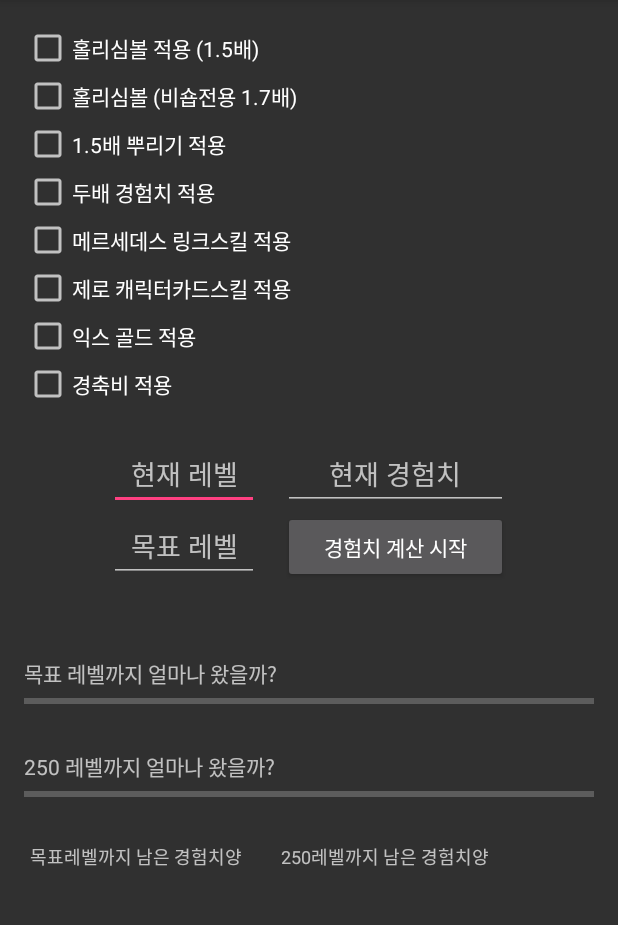
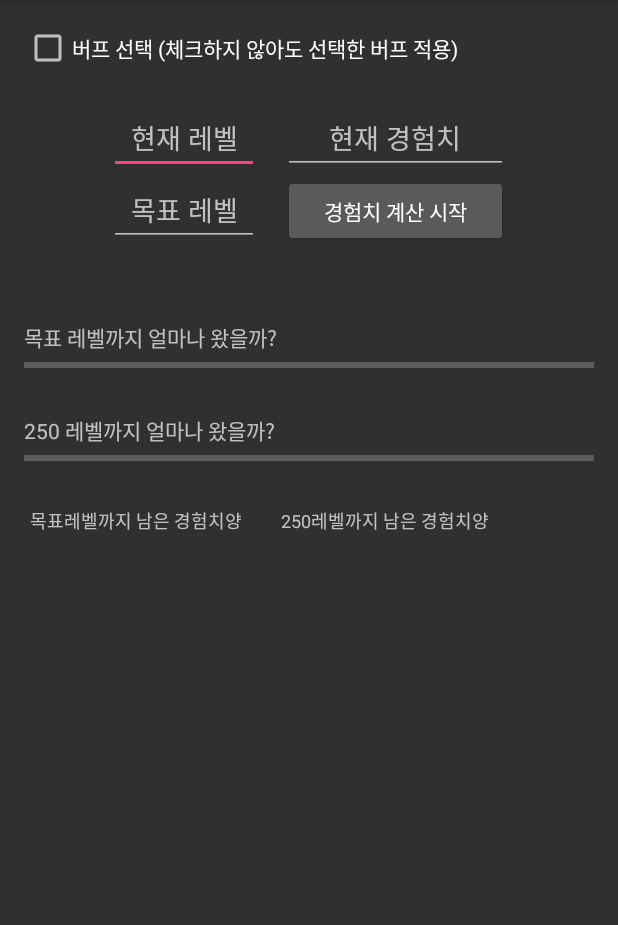
Before and after one commit to ddo009/MapleStoryExpManager, an Android app: the Calculater_EXP screen opened directly, with no data from a screen before it, on a phone screen of 412 x 824 dp, the part 84-1009 px from its top. Run offline under Robolectric (Android 15) with nearby library versions, the phone set to English and light mode, and no system bars; our stand-ins replace AdMob.

Commit message:
<1.3.2 Ver 업데이트. > 1. UI 변경 2. 경축비 , 익스골드 미적용 오류 수정 3. 버프창 접기 기능 추가.

```diff
--- a/app/build.gradle
+++ b/app/build.gradle
@@ -8,8 +8,8 @@ android {
         applicationId "com.hyunseo.donghae.maplestoryexpmanager"
         minSdkVersion 15
         targetSdkVersion 23
-        versionCode 8
-        versionName "1.3.1"
+        versionCode 9
+        versionName "1.3.2"
     }
     buildTypes {
         release {
--- a/app/src/main/java/com/hyunseo/donghae/maplestoryexpmanager/Calculater_EXP.java
+++ b/app/src/main/java/com/hyunseo/donghae/maplestoryexpmanager/Calculater_EXP.java
@@ -84,6 +84,7 @@ public class Calculater_EXP extends AppCompatActivity implements View.OnClickLis
     private CheckBox mSimbolBishop;
     private CheckBox mExtGold;
     private CheckBox mPotion;
+    private CheckBox mCheckBuffTrue;
 
 
     @Override
@@ -142,12 +143,16 @@ public class Calculater_EXP extends AppCompatActivity implements View.OnClickLis
         mCheckHigh = (CheckBox) findViewById(R.id.high_level);
         mCheckHigh.setOnCheckedChangeListener(this);
 
+        // 버프창 보이기 체크박스
+        mCheckBuffTrue = (CheckBox) findViewById(R.id.buff_to_checkbox);
+        mCheckBuffTrue.setOnCheckedChangeListener(this);
 
+
+        // 버프 체크박스
         mSimbolBuf = (CheckBox) findViewById(R.id.simbol_buff);
         mSimbolBuf.setOnCheckedChangeListener(this);
         mSimbolBishop = (CheckBox) findViewById(R.id.simbol_bishop);
         mSimbolBishop.setOnCheckedChangeListener(this);
-
         mBburigi = (CheckBox) findViewById(R.id.burning_check);
         mBburigi.setOnCheckedChangeListener(this);
         mDouble = (CheckBox) findViewById(R.id.double_check);
@@ -156,10 +161,10 @@ public class Calculater_EXP extends AppCompatActivity implements View.OnClickLis
         mMersedes.setOnCheckedChangeListener(this);
         mZero = (CheckBox) findViewById(R.id.zero_check);
         mZero.setOnCheckedChangeListener(this);
-
         mExtGold = (CheckBox) findViewById(R.id.ext_gold);
+        mExtGold.setOnCheckedChangeListener(this);
         mPotion = (CheckBox) findViewById(R.id.exp_potion);
-
+        mPotion.setOnCheckedChangeListener(this);
 
     }
 
@@ -445,6 +450,13 @@ public class Calculater_EXP extends AppCompatActivity implements View.OnClickLis
             }
 
         }
+        if (buttonView.getId() == mCheckBuffTrue.getId()) {
+            if (mCheckBuffTrue.isChecked()) {
+                findViewById(R.id.vision_layout).setVisibility(View.VISIBLE);
+            } else {
+                findViewById(R.id.vision_layout).setVisibility(View.GONE);
+            }
+        }
     }
 //    @Override
 //    protected void onStart() {
--- a/app/src/main/res/layout/activity_calculater.xml
+++ b/app/src/main/res/layout/activity_calculater.xml
@@ -16,6 +16,20 @@
             android:layout_width="match_parent"
             android:layout_height="wrap_content"
             android:orientation="vertical">
+
+            <CheckBox
+                android:id="@+id/buff_to_checkbox"
+                android:layout_width="wrap_content"
+                android:layout_height="wrap_content"
+                android:text="버프 선택 (체크하지 않아도 선택한 버프 적용)" />
+
+            <LinearLayout
+                android:id="@+id/vision_layout"
+                android:layout_width="wrap_content"
+                android:layout_height="wrap_content"
+                android:orientation="vertical"
+                android:visibility="gone">
+
 
                 <CheckBox
                     android:id="@+id/simbol_buff"
@@ -65,6 +79,7 @@
                     android:layout_height="wrap_content"
                     android:text="경축비 적용" />
 
+            </LinearLayout>
 
             <LinearLayout
                 android:layout_width="wrap_content"
--- a/app/src/main/res/layout/activity_main.xml
+++ b/app/src/main/res/layout/activity_main.xml
@@ -44,7 +44,7 @@
         android:layout_width="wrap_content"
         android:layout_height="wrap_content"
         android:layout_alignParentBottom="true"
-        android:text="Ver.1.3.1 제작자 : 엘리시움 돌아온헬렐레" />
+        android:text="Ver.1.3.2 제작자 : 엘리시움 돌아온헬렐레" />
 
     <!--<TextView-->
     <!--android:layout_width="wrap_content"-->
```
Also changed, not shown: 1 other file. Lines whose indentation alone changed are shown as unchanged.
